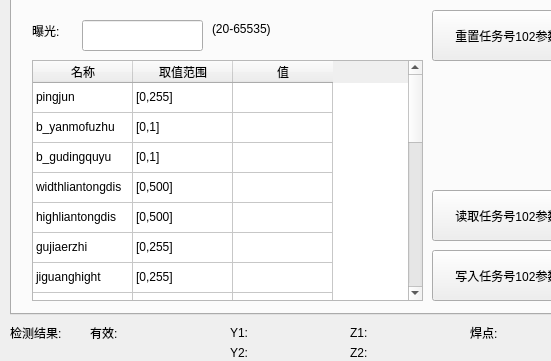
Above: qtmysunnydlg.ui from qubo188612/qtmysunny before the change; both pictures show x 0 to 551 and y 156 to 517 of the 1128 by 700 pixel window. Below: the same form after it.
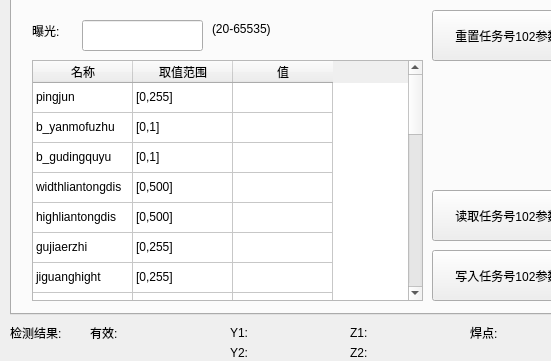
That is the form after the change. Custom widgets are drawn as their Qt base class.

```diff
--- a/qtmysunnydlg.ui
+++ b/qtmysunnydlg.ui
@@ -1340,6 +1340,21 @@
        <string>22</string>
       </property>
      </row>
+     <row>
+      <property name="text">
+       <string>23</string>
+      </property>
+     </row>
+     <row>
+      <property name="text">
+       <string>24</string>
+      </property>
+     </row>
+     <row>
+      <property name="text">
+       <string>25</string>
+      </property>
+     </row>
      <column>
       <property name="text">
        <string>名称</string>
@@ -1685,6 +1700,51 @@
        <string/>
       </property>
      </item>
+     <item row="22" column="0">
+      <property name="text">
+       <string>b_opengudingdimian</string>
+      </property>
+     </item>
+     <item row="22" column="1">
+      <property name="text">
+       <string>[0,1]</string>
+      </property>
+     </item>
+     <item row="22" column="2">
+      <property name="text">
+       <string/>
+      </property>
+     </item>
+     <item row="23" column="0">
+      <property name="text">
+       <string>dimianpangdingjuli</string>
+      </property>
+     </item>
+     <item row="23" column="1">
+      <property name="text">
+       <string>[0,500]</string>
+      </property>
+     </item>
+     <item row="23" column="2">
+      <property name="text">
+       <string/>
+      </property>
+     </item>
+     <item row="24" column="0">
+      <property name="text">
+       <string>dimianpingjunshunum</string>
+      </property>
+     </item>
+     <item row="24" column="1">
+      <property name="text">
+       <string>[0,500]</string>
+      </property>
+     </item>
+     <item row="24" column="2">
+      <property name="text">
+       <string/>
+      </property>
+     </item>
     </widget>
     <widget class="QPushButton" name="initTab4Btn">
      <property name="geometry">
```
